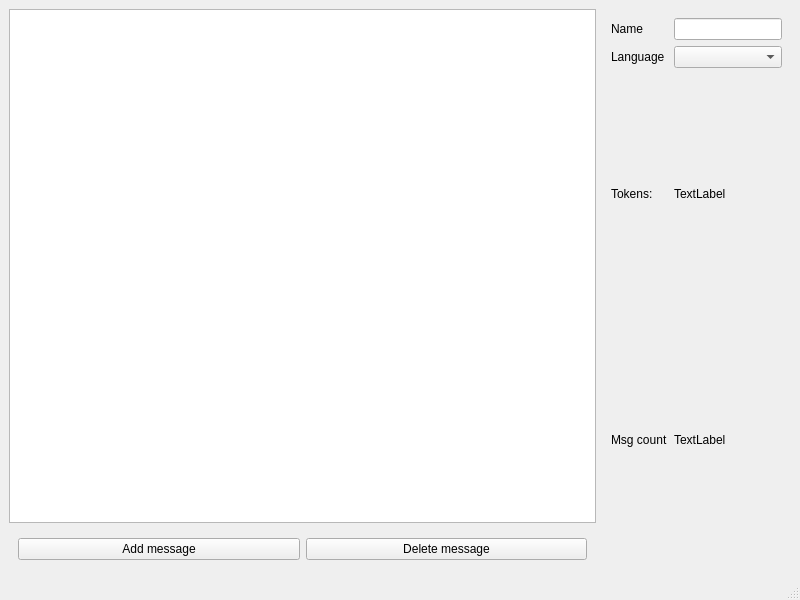
Above: lima_gui/view/chat_widget.ui from oKatanaaa/lima-gui before the change. Below: the same form after it.
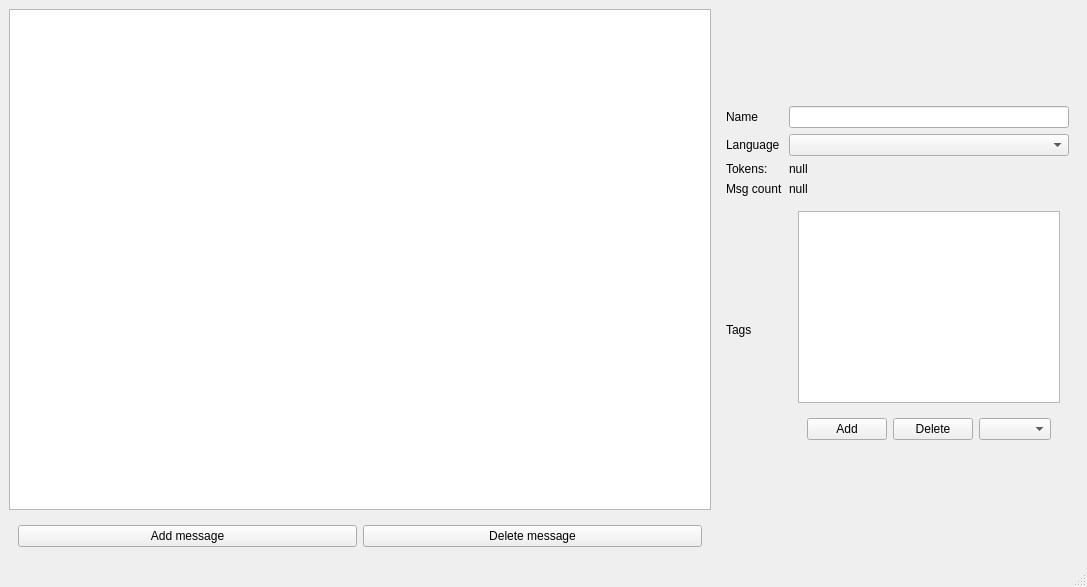
That is the form after the change.

```diff
--- a/lima_gui/view/chat_widget.ui
+++ b/lima_gui/view/chat_widget.ui
@@ -6,8 +6,8 @@
    <rect>
     <x>0</x>
     <y>0</y>
-    <width>800</width>
-    <height>600</height>
+    <width>1087</width>
+    <height>587</height>
    </rect>
   </property>
   <property name="windowTitle">
@@ -17,8 +17,17 @@
    <layout class="QHBoxLayout" name="horizontalLayout_3">
     <item>
      <layout class="QVBoxLayout" name="verticalLayout">
+      <property name="sizeConstraint">
+       <enum>QLayout::SetNoConstraint</enum>
+      </property>
       <item>
        <widget class="QListWidget" name="listWidget">
+        <property name="sizePolicy">
+         <sizepolicy hsizetype="Expanding" vsizetype="Expanding">
+          <horstretch>0</horstretch>
+          <verstretch>0</verstretch>
+         </sizepolicy>
+        </property>
         <property name="movement">
          <enum>QListView::Free</enum>
         </property>
@@ -55,9 +64,43 @@
     </item>
     <item>
      <widget class="QWidget" name="widget_2" native="true">
+      <property name="enabled">
+       <bool>true</bool>
+      </property>
+      <property name="sizePolicy">
+       <sizepolicy hsizetype="Fixed" vsizetype="Preferred">
+        <horstretch>0</horstretch>
+        <verstretch>0</verstretch>
+       </sizepolicy>
+      </property>
+      <property name="minimumSize">
+       <size>
+        <width>357</width>
+        <height>0</height>
+       </size>
+      </property>
       <layout class="QGridLayout" name="gridLayout_2">
+       <property name="sizeConstraint">
+        <enum>QLayout::SetFixedSize</enum>
+       </property>
        <item row="0" column="0">
         <layout class="QGridLayout" name="gridLayout">
+         <property name="sizeConstraint">
+          <enum>QLayout::SetNoConstraint</enum>
+         </property>
+         <item row="4" column="1">
+          <widget class="QLabel" name="msg_count">
+           <property name="sizePolicy">
+            <sizepolicy hsizetype="Minimum" vsizetype="Minimum">
+             <horstretch>0</horstretch>
+             <verstretch>0</verstretch>
+            </sizepolicy>
+           </property>
+           <property name="text">
+            <string>null</string>
+           </property>
+          </widget>
+         </item>
          <item row="2" column="1">
           <widget class="QComboBox" name="language">
            <property name="sizePolicy">
@@ -68,49 +111,6 @@
            </property>
           </widget>
          </item>
-         <item row="1" column="1">
-          <widget class="QLineEdit" name="name">
-           <property name="sizePolicy">
-            <sizepolicy hsizetype="Minimum" vsizetype="Fixed">
-             <horstretch>0</horstretch>
-             <verstretch>0</verstretch>
-            </sizepolicy>
-           </property>
-          </widget>
-         </item>
-         <item row="3" column="0">
-          <widget class="QLabel" name="label_3">
-           <property name="sizePolicy">
-            <sizepolicy hsizetype="Minimum" vsizetype="Minimum">
-             <horstretch>0</horstretch>
-             <verstretch>0</verstretch>
-            </sizepolicy>
-           </property>
-           <property name="text">
-            <string>Tokens:</string>
-           </property>
-          </widget>
-         </item>
-         <item row="3" column="1">
-          <widget class="QLabel" name="n_tokens">
-           <property name="sizePolicy">
-            <sizepolicy hsizetype="Minimum" vsizetype="Minimum">
-             <horstretch>0</horstretch>
-             <verstretch>0</verstretch>
-            </sizepolicy>
-           </property>
-           <property name="text">
-            <string>TextLabel</string>
-           </property>
-          </widget>
-         </item>
-         <item row="2" column="0">
-          <widget class="QLabel" name="label_2">
-           <property name="text">
-            <string>Language</string>
-           </property>
-          </widget>
-         </item>
          <item row="1" column="0">
           <widget class="QLabel" name="label">
            <property name="text">
@@ -118,6 +118,16 @@
            </property>
           </widget>
          </item>
+         <item row="1" column="1">
+          <widget class="QLineEdit" name="name">
+           <property name="sizePolicy">
+            <sizepolicy hsizetype="Minimum" vsizetype="Fixed">
+             <horstretch>0</horstretch>
+             <verstretch>0</verstretch>
+            </sizepolicy>
+           </property>
+          </widget>
+         </item>
          <item row="4" column="0">
           <widget class="QLabel" name="label_5">
            <property name="text">
@@ -125,8 +135,15 @@
            </property>
           </widget>
          </item>
-         <item row="4" column="1">
-          <widget class="QLabel" name="msg_count">
+         <item row="2" column="0">
+          <widget class="QLabel" name="label_2">
+           <property name="text">
+            <string>Language</string>
+           </property>
+          </widget>
+         </item>
+         <item row="3" column="1">
+          <widget class="QLabel" name="n_tokens">
            <property name="sizePolicy">
             <sizepolicy hsizetype="Minimum" vsizetype="Minimum">
              <horstretch>0</horstretch>
@@ -134,10 +151,87 @@
             </sizepolicy>
            </property>
            <property name="text">
-            <string>TextLabel</string>
+            <string>null</string>
            </property>
           </widget>
          </item>
+         <item row="3" column="0">
+          <widget class="QLabel" name="label_3">
+           <property name="sizePolicy">
+            <sizepolicy hsizetype="Minimum" vsizetype="Minimum">
+             <horstretch>0</horstretch>
+             <verstretch>0</verstretch>
+            </sizepolicy>
+           </property>
+           <property name="text">
+            <string>Tokens:</string>
+           </property>
+          </widget>
+         </item>
+         <item row="5" column="0">
+          <widget class="QLabel" name="label_4">
+           <property name="sizePolicy">
+            <sizepolicy hsizetype="Minimum" vsizetype="Preferred">
+             <horstretch>0</horstretch>
+             <verstretch>0</verstretch>
+            </sizepolicy>
+           </property>
+           <property name="text">
+            <string>Tags</string>
+           </property>
+          </widget>
+         </item>
+         <item row="5" column="1">
+          <widget class="QWidget" name="widget_3" native="true">
+           <property name="sizePolicy">
+            <sizepolicy hsizetype="Minimum" vsizetype="Preferred">
+             <horstretch>0</horstretch>
+             <verstretch>0</verstretch>
+            </sizepolicy>
+           </property>
+           <layout class="QVBoxLayout" name="verticalLayout_3">
+            <item>
+             <widget class="QListWidget" name="tagList">
+              <property name="sizePolicy">
+               <sizepolicy hsizetype="Preferred" vsizetype="Expanding">
+                <horstretch>0</horstretch>
+                <verstretch>0</verstretch>
+               </sizepolicy>
+              </property>
+             </widget>
+            </item>
+            <item>
+             <widget class="QWidget" name="widget_4" native="true">
+              <property name="sizePolicy">
+               <sizepolicy hsizetype="Minimum" vsizetype="Preferred">
+                <horstretch>0</horstretch>
+                <verstretch>0</verstretch>
+               </sizepolicy>
+              </property>
+              <layout class="QHBoxLayout" name="horizontalLayout_4">
+               <item>
+                <widget class="QPushButton" name="addTagBtn">
+                 <property name="text">
+                  <string>Add</string>
+                 </property>
+                </widget>
+               </item>
+               <item>
+                <widget class="QPushButton" name="deleteTagBtn">
+                 <property name="text">
+                  <string>Delete</string>
+                 </property>
+                </widget>
+               </item>
+               <item>
+                <widget class="QComboBox" name="tagComboBox"/>
+               </item>
+              </layout>
+             </widget>
+            </item>
+           </layout>
+          </widget>
+         </item>
         </layout>
        </item>
       </layout>
@@ -150,7 +244,7 @@
     <rect>
      <x>0</x>
      <y>0</y>
-     <width>800</width>
+     <width>1087</width>
      <height>22</height>
     </rect>
    </property>
```
